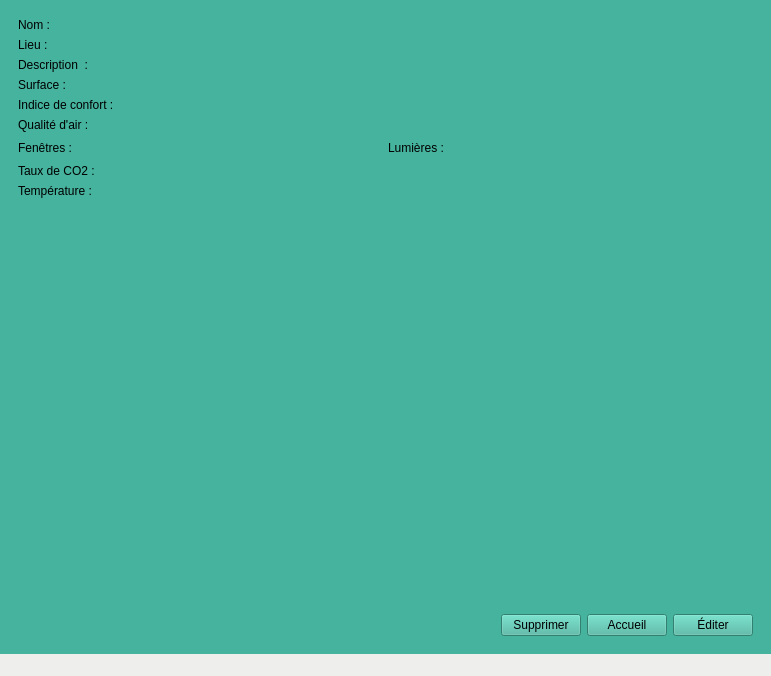
First picture: the form in eco-classroom/ihmecoclassroom.ui, repository bts-lasalle-avignon-projets/eco-classroom-2022, before the edit.
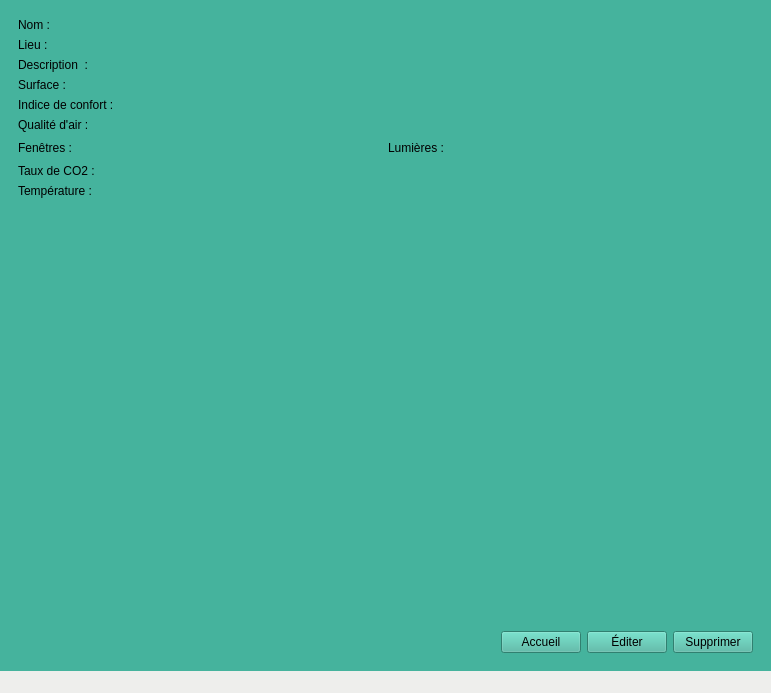
Second picture: the form after the edit.

Diff of the .ui file:
```diff
--- a/eco-classroom/ihmecoclassroom.ui
+++ b/eco-classroom/ihmecoclassroom.ui
@@ -7,7 +7,7 @@
     <x>0</x>
     <y>0</y>
     <width>771</width>
-    <height>676</height>
+    <height>693</height>
    </rect>
   </property>
   <property name="windowTitle">
@@ -395,13 +395,6 @@
               </property>
              </spacer>
             </item>
-            <item>
-             <widget class="QPushButton" name="buttonSupprimer">
-              <property name="text">
-               <string>Supprimer</string>
-              </property>
-             </widget>
-            </item>
             <item>
              <widget class="QPushButton" name="buttonAccueil">
               <property name="text">
@@ -416,6 +409,13 @@
               </property>
              </widget>
             </item>
+            <item>
+             <widget class="QPushButton" name="buttonSupprimer">
+              <property name="text">
+               <string>Supprimer</string>
+              </property>
+             </widget>
+            </item>
            </layout>
           </item>
          </layout>
```
Left out of the diff: 2 changed lines with no effect on the pictures.
